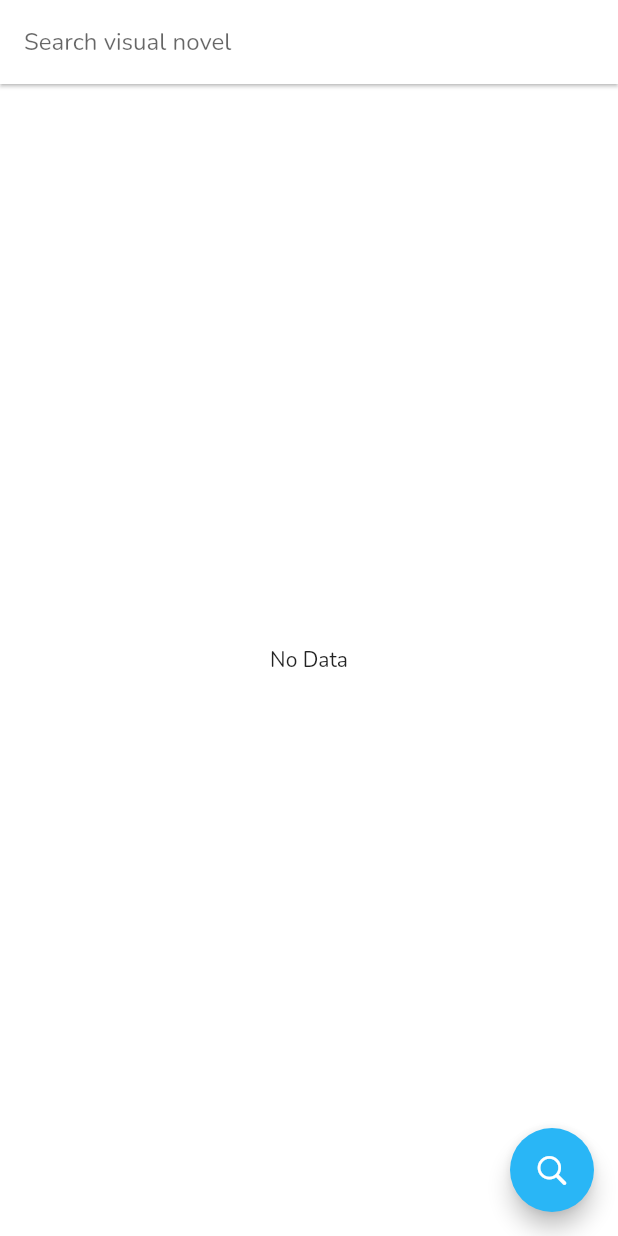
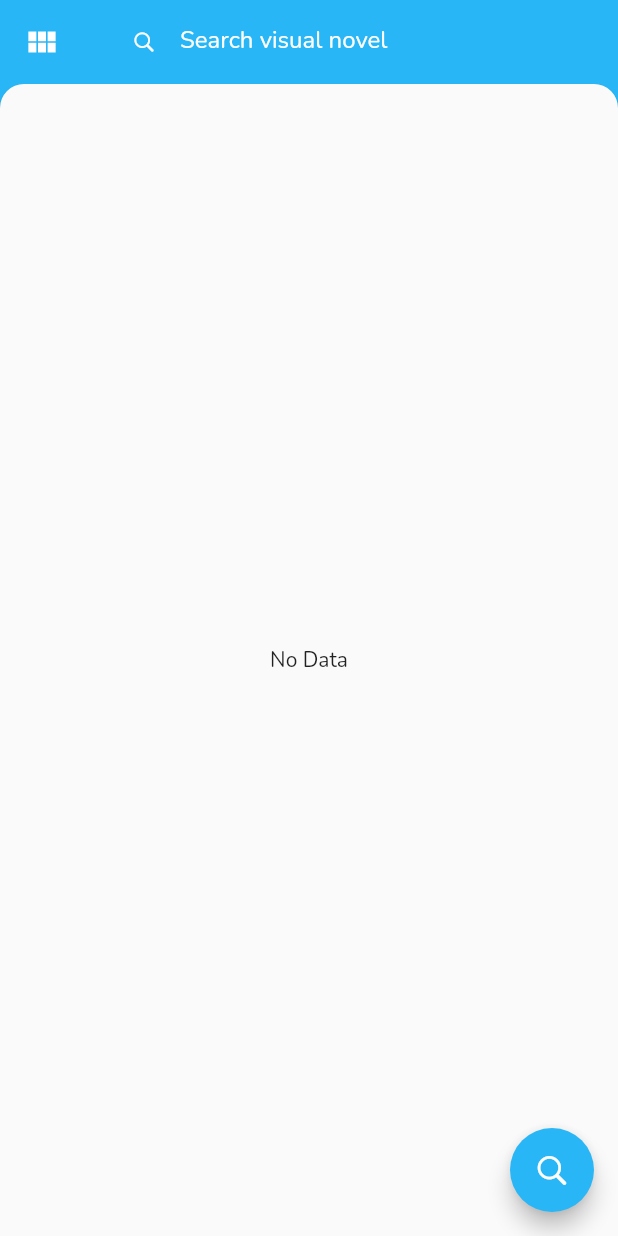
Before and after one commit to hilmynaufal/visual_novel_strider, a Flutter app: the screen it shows after launch, on a phone screen of 412 x 824 dp. Run offline on Flutter 3.47's test engine with Material 2 defaults, Android fonts, the phone set to English and light mode, and no system bars; drawn by our look-alikes of backdrop; our stand-ins replace cached_network_image, get, readmore; missing offline and left inert: assorted_layout_widgets.

Commit message:
character & screenshot

```diff
--- a/lib/main.dart
+++ b/lib/main.dart
@@ -1,8 +1,15 @@
+import 'dart:developer';
+
+import 'package:backdrop/backdrop.dart';
 import 'package:flutter/cupertino.dart';
 import 'package:flutter/material.dart';
+import 'package:flutter/services.dart';
+import 'package:visual_novel_strider/http_client.dart';
 import 'package:visual_novel_strider/item_widget.dart';
 import 'package:get/get.dart';
 import 'package:visual_novel_strider/socket_server.dart';
+
+import 'characters_repository.dart';
 
 void main() {
   runApp(const MyApp());
@@ -30,6 +37,7 @@ class MyApp extends StatelessWidget {
             brightness: Brightness.light,
             textTheme: TextTheme(),
             primaryColorLight: const Color(0xFF73e8ff),
+            accentColor: Colors.white,
             primaryColorDark: const Color(0xFF0086c3),
             fontFamily: "Nunito"),
         home: const MyHome());
@@ -64,29 +72,139 @@ class MyHome extends StatefulWidget {
 }
 
 class _MyHomeState extends State<MyHome> {
+  final HttpClient _httpClient = HttpClient();
+
+  final SocketServer _serverSocket = Get.put(SocketServer());
+  final CharactersRepository _charactersRepository =
+      Get.put(CharactersRepository());
+  final TextEditingController _searchController = TextEditingController();
+
   @override
   Widget build(BuildContext context) {
-    final SocketServer _serverSocket = Get.put(SocketServer());
-    final TextEditingController _searchController = TextEditingController();
+    // _httpClient.getTags();
 
-    return Scaffold(
+    return BackdropScaffold(
+      headerHeight: MediaQuery.of(context).size.height - 320,
+      backLayer: Container(
+        margin: EdgeInsets.fromLTRB(20, 20, 20, 10),
+        child: Column(
+          mainAxisSize: MainAxisSize.max,
+          mainAxisAlignment: MainAxisAlignment.start,
+          crossAxisAlignment: CrossAxisAlignment.center,
+          children: [
+            ElevatedButton(
+              style: ElevatedButton.styleFrom(
+                  shape: RoundedRectangleBorder(
+                      borderRadius: BorderRadius.circular(10)),
+                  elevation: 0,
+                  primary: Theme.of(context).accentColor,
+                  minimumSize: Size(double.infinity, 50)),
+              child: Row(
+                children: [
+                  Icon(
+                    CupertinoIcons.home,
+                    color: Theme.of(context).primaryColor,
+                  ),
+                  SizedBox(
+                    width: 20,
+                  ),
+                  Text("Home",
+                      style: TextStyle(
+                        fontWeight: FontWeight.bold,
+                        fontSize: 18,
+                        color: Theme.of(context).primaryColor,
+                      )),
+                ],
+              ),
+              onPressed: () {},
+            ),
+            SizedBox(
+              height: 10,
+            ),
+            ElevatedButton(
+              style: ElevatedButton.styleFrom(
+                  elevation: 0,
+                  shape: RoundedRectangleBorder(
+                      borderRadius: BorderRadius.circular(10)),
+                  primary: Theme.of(context).accentColor,
+                  minimumSize: Size(double.infinity, 50)),
+              child: Row(
+                children: [
+                  Icon(
+                    CupertinoIcons.search,
+                    color: Theme.of(context).primaryColor,
+                  ),
+                  SizedBox(
+                    width: 20,
+                  ),
+                  Text("Catalog",
+                      style: TextStyle(
+                        fontSize: 18,
+                        fontWeight: FontWeight.bold,
+                        color: Theme.of(context).primaryColor,
+                      )),
+                ],
+              ),
+              onPressed: () {},
+            ),
+            SizedBox(
+              height: 10,
+            ),
+            ElevatedButton(
+              style: ElevatedButton.styleFrom(
+                  shape: RoundedRectangleBorder(
+                      borderRadius: BorderRadius.circular(10)),
+                  elevation: 0,
+                  primary: Theme.of(context).accentColor,
+                  minimumSize: Size(double.infinity, 50)),
+              child: Row(
+                children: [
+                  Icon(
+                    CupertinoIcons.bag,
+                    color: Theme.of(context).primaryColor,
+                  ),
+                  SizedBox(
+                    width: 20,
+                  ),
+                  Text("Inventory",
+                      style: TextStyle(
+                        fontSize: 18,
+                        fontWeight: FontWeight.bold,
+                        color: Theme.of(context).primaryColor,
+                      )),
+                ],
+              ),
+              onPressed: () {},
+            )
+          ],
+        ),
+      ),
       backgroundColor: Colors.white,
-      appBar: AppBar(
-        elevation: 1,
-        backgroundColor: Colors.white,
+      appBar: BackdropAppBar(
+        leading: const BackdropToggleButton(
+          icon: AnimatedIcons.list_view,
+        ),
+        backgroundColor: Theme.of(context).primaryColor,
         title: TextField(
+          cursorColor: Theme.of(context).accentColor,
           controller: _searchController,
-          style: const TextStyle(fontSize: 16),
-          decoration: const InputDecoration(
+          style: TextStyle(fontSize: 16, color: Theme.of(context).accentColor),
+          decoration: InputDecoration(
+            hintStyle: TextStyle(color: Theme.of(context).accentColor),
             hintText: "Search visual novel",
+            focusedBorder: UnderlineInputBorder(),
+            prefixIcon: Icon(
+              CupertinoIcons.search,
+              size: 16,
+              color: Theme.of(context).accentColor,
+            ),
             border: InputBorder.none,
             enabledBorder: InputBorder.none,
-            focusedBorder: InputBorder.none,
             disabledBorder: InputBorder.none,
           ),
         ),
       ),
-      body: Container(
+      frontLayer: Container(
         margin: const EdgeInsets.symmetric(vertical: 16),
         child: Center(
           child: GetBuilder<SocketServer>(builder: (_controller) {
@@ -98,7 +216,10 @@ class _MyHomeState extends State<MyHome> {
         ),
       ),
       floatingActionButton: FloatingActionButton(
-          child: const Icon(CupertinoIcons.search),
+          child: Icon(
+            CupertinoIcons.search,
+            color: Theme.of(context).accentColor,
+          ),
           backgroundColor: Theme.of(context).primaryColor,
           onPressed: () async {
             await _serverSocket.connect();
```
